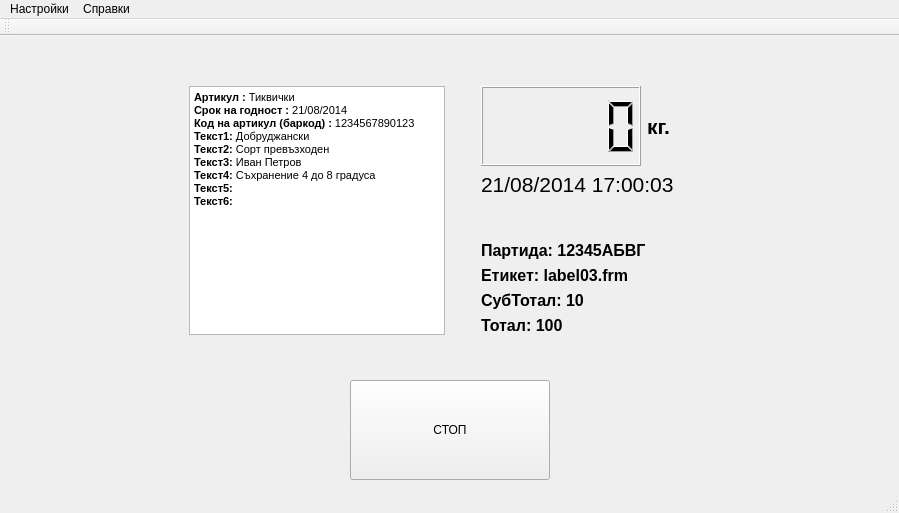
farm2440/checkweigherPrinter, file mainwindow.ui: the form before one commit.
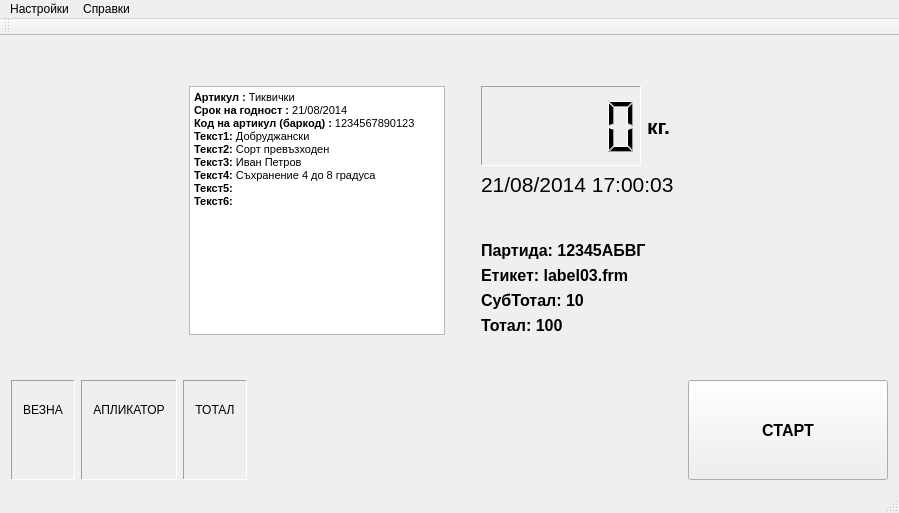
The form after the commit. Icons and pictures are not drawn.

Patch:
```diff
--- a/mainwindow.ui
+++ b/mainwindow.ui
@@ -14,7 +14,7 @@
    <string>MainWindow</string>
   </property>
   <widget class="QWidget" name="centralWidget">
-   <layout class="QVBoxLayout" name="verticalLayout_4">
+   <layout class="QVBoxLayout" name="verticalLayout_6">
     <item>
      <spacer name="verticalSpacer_3">
       <property name="orientation">
@@ -104,6 +104,12 @@
                 <height>80</height>
                </size>
               </property>
+              <property name="frameShape">
+               <enum>QFrame::Panel</enum>
+              </property>
+              <property name="frameShadow">
+               <enum>QFrame::Sunken</enum>
+              </property>
              </widget>
             </item>
             <item>
@@ -272,7 +278,112 @@
     <item>
      <layout class="QHBoxLayout" name="horizontalLayout_4">
       <item>
-       <spacer name="horizontalSpacer_2">
+       <widget class="QFrame" name="frameScaleStatus">
+        <property name="autoFillBackground">
+         <bool>true</bool>
+        </property>
+        <property name="frameShape">
+         <enum>QFrame::Panel</enum>
+        </property>
+        <property name="frameShadow">
+         <enum>QFrame::Sunken</enum>
+        </property>
+        <layout class="QVBoxLayout" name="verticalLayout">
+         <item>
+          <widget class="QLabel" name="label_3">
+           <property name="text">
+            <string>ВЕЗНА</string>
+           </property>
+           <property name="alignment">
+            <set>Qt::AlignCenter</set>
+           </property>
+          </widget>
+         </item>
+         <item>
+          <widget class="QLabel" name="label">
+           <property name="text">
+            <string/>
+           </property>
+           <property name="pixmap">
+            <pixmap resource="res.qrc">:/img/res/scale64.png</pixmap>
+           </property>
+          </widget>
+         </item>
+        </layout>
+       </widget>
+      </item>
+      <item>
+       <widget class="QFrame" name="frameAplicStatus">
+        <property name="autoFillBackground">
+         <bool>true</bool>
+        </property>
+        <property name="frameShape">
+         <enum>QFrame::Panel</enum>
+        </property>
+        <property name="frameShadow">
+         <enum>QFrame::Sunken</enum>
+        </property>
+        <layout class="QVBoxLayout" name="verticalLayout_4">
+         <item>
+          <widget class="QLabel" name="label_4">
+           <property name="text">
+            <string>АПЛИКАТОР</string>
+           </property>
+           <property name="alignment">
+            <set>Qt::AlignCenter</set>
+           </property>
+          </widget>
+         </item>
+         <item>
+          <widget class="QLabel" name="label_5">
+           <property name="text">
+            <string/>
+           </property>
+           <property name="pixmap">
+            <pixmap resource="res.qrc">:/img/res/printer64.png</pixmap>
+           </property>
+          </widget>
+         </item>
+        </layout>
+       </widget>
+      </item>
+      <item>
+       <widget class="QFrame" name="framePrnTotalStatus">
+        <property name="autoFillBackground">
+         <bool>true</bool>
+        </property>
+        <property name="frameShape">
+         <enum>QFrame::Panel</enum>
+        </property>
+        <property name="frameShadow">
+         <enum>QFrame::Sunken</enum>
+        </property>
+        <layout class="QVBoxLayout" name="verticalLayout_5">
+         <item>
+          <widget class="QLabel" name="label_6">
+           <property name="text">
+            <string>ТОТАЛ</string>
+           </property>
+           <property name="alignment">
+            <set>Qt::AlignCenter</set>
+           </property>
+          </widget>
+         </item>
+         <item>
+          <widget class="QLabel" name="label_7">
+           <property name="text">
+            <string/>
+           </property>
+           <property name="pixmap">
+            <pixmap resource="res.qrc">:/img/res/printer64.png</pixmap>
+           </property>
+          </widget>
+         </item>
+        </layout>
+       </widget>
+      </item>
+      <item>
+       <spacer name="horizontalSpacer_3">
         <property name="orientation">
          <enum>Qt::Horizontal</enum>
         </property>
@@ -285,7 +396,7 @@
        </spacer>
       </item>
       <item>
-       <widget class="QPushButton" name="btnStop">
+       <widget class="QPushButton" name="btnStartStop">
         <property name="minimumSize">
          <size>
           <width>200</width>
@@ -298,27 +409,32 @@
           <height>100</height>
          </size>
         </property>
+        <property name="font">
+         <font>
+          <pointsize>12</pointsize>
+          <weight>75</weight>
+          <bold>true</bold>
+         </font>
+        </property>
+        <property name="autoFillBackground">
+         <bool>true</bool>
+        </property>
         <property name="text">
-         <string>СТОП</string>
+         <string>СТАРТ</string>
+        </property>
+        <property name="checkable">
+         <bool>true</bool>
         </property>
        </widget>
       </item>
-      <item>
-       <spacer name="horizontalSpacer_3">
-        <property name="orientation">
-         <enum>Qt::Horizontal</enum>
-        </property>
-        <property name="sizeHint" stdset="0">
-         <size>
-          <width>40</width>
-          <height>20</height>
-         </size>
-        </property>
-       </spacer>
-      </item>
      </layout>
     </item>
    </layout>
+   <zorder>frameScaleStatus</zorder>
+   <zorder>frameAplicStatus</zorder>
+   <zorder>framePrnTotalStatus</zorder>
+   <zorder>label_7</zorder>
+   <zorder>verticalSpacer_2</zorder>
   </widget>
   <widget class="QMenuBar" name="menuBar">
    <property name="geometry">
```
Left out of the diff: 4 changed lines with no effect on the pictures.
